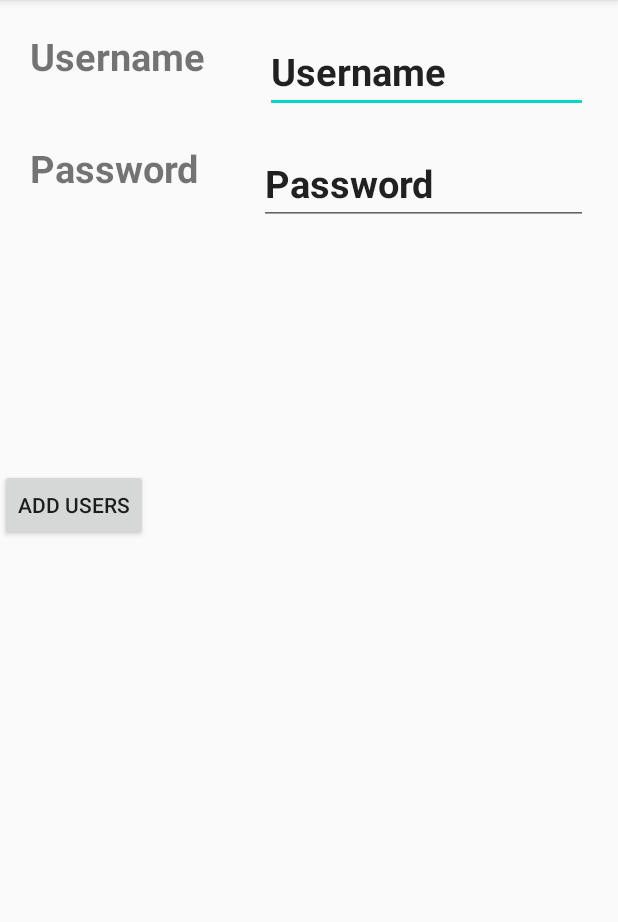
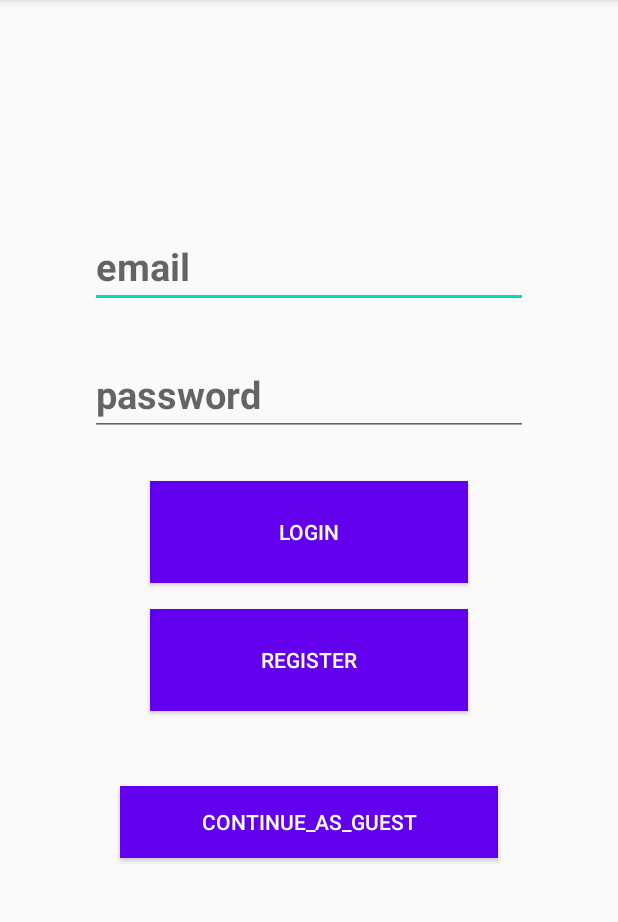
Before and after one commit to stevenJoyce/4thYearGroupProject, an Android app: the screen it shows after launch (LoginActivity), on a phone screen of 412 x 824 dp, the part 84-1006 px from its top. Run offline under Robolectric (Android 15) with nearby library versions, the phone set to English and light mode, and no system bars; libraries missing offline, so code that uses them is left out: io.realm, io.realm.mongodb; 2 statements that could not run were skipped.

Commit message:
login front end started

```diff
--- a/app/src/main/res/layout/login_main.xml
+++ b/app/src/main/res/layout/login_main.xml
@@ -5,57 +5,52 @@
                 android:layout_height = "match_parent"
                 tools:context = ".LoginActivity">
 
-    <TextView
-            android:id="@+id/tvUsername"
-            android:layout_width="wrap_content"
+    <EditText
+            android:id="@+id/etUsername"
+            android:layout_width="285dp"
             android:layout_height="wrap_content"
-            android:text="Username"
+            android:hint="@string/email"
             android:textSize="25sp"
             android:textStyle="bold"
-            android:layout_margin="20dp"
-    />
-
+            android:layout_marginTop="150dp"  android:layout_marginStart="60dp"
+            android:layout_marginEnd="60dp" android:layout_marginBottom="20dp" android:inputType="text"
+            android:layout_alignParentEnd="true" android:layout_alignParentStart="true"
+            android:layout_alignParentTop="true" android:autofillHints=""/>
     <EditText
-            android:id="@+id/etUsername"
-            android:layout_width="match_parent"
+            android:id="@+id/etPassword"
+            android:layout_width="353dp"
             android:layout_height="wrap_content"
-            android:text="Username"
+            android:hint="@string/password"
             android:textSize="25sp"
             android:textStyle="bold"
-            android:layout_margin="20dp"
-            android:layout_toRightOf="@+id/tvUsername"
-    />
-
-    <TextView
-            android:id="@+id/tvPassword"
+            android:layout_marginTop="10dp"  android:layout_marginStart="60dp"
+            android:layout_marginEnd="60dp" android:layout_marginBottom="20dp" android:inputType="textPassword"
+            android:layout_alignParentEnd="true" android:layout_alignParentStart="true"
+            android:layout_below="@+id/etUsername" android:autofillHints=""/>
+    <Button
+            android:text="@string/login"
             android:layout_width="wrap_content"
-            android:layout_height="wrap_content"
-            android:text="Password"
-            android:textSize="25sp"
-            android:textStyle="bold"
-            android:layout_below="@+id/tvUsername"
-            android:layout_margin="20dp"
-    />
-
-    <EditText
-            android:id="@+id/etPassword"
-            android:layout_width="match_parent"
-            android:layout_height="wrap_content"
-            android:text="Password"
-            android:textSize="25sp"
-            android:textStyle="bold"
-            android:layout_margin="20dp"
-            android:layout_below="@+id/tvUsername"
-            android:layout_toRightOf="@+id/tvPassword"
-    />
-
+            android:background="@color/colorPrimary"
+            android:textColor="#ffff"
+            android:layout_height="68dp" android:id="@+id/btnLogin" android:layout_marginTop="10dp"
+            android:layout_below="@+id/etPassword" android:layout_alignParentEnd="true"
+            android:layout_marginEnd="100dp" android:layout_alignParentStart="true" android:layout_marginStart="100dp"/>
     <Button
-            android:id="@+id/addUser"
+            android:text="@string/register"
+            android:background="@color/colorPrimary"
+            android:textColor="#ffff"
             android:layout_width="wrap_content"
-            android:layout_height="wrap_content"
-            android:text="Add Users"
-            android:onClick="addUser"
-            android:layout_below="@+id/tvPassword"
-            android:layout_marginTop="163dp" android:layout_marginBottom="20dp"/>
+            android:layout_height="68dp" android:id="@+id/btnRegister" android:layout_marginTop="17dp"
+            android:layout_below="@+id/btnLogin" android:layout_alignParentEnd="true"
+            android:layout_marginEnd="100dp" android:layout_alignParentStart="true" android:layout_marginStart="100dp"/>
+    <Button
+            android:text="@string/continue_as_guest"
+            android:background="@color/colorPrimary"
+            android:textColor="#ffff"
+            android:layout_width="249dp"
+            android:layout_height="wrap_content" android:id="@+id/btnGuest" android:layout_marginTop="50dp"
+            android:layout_alignParentEnd="true"
+            android:layout_marginEnd="80dp" android:layout_alignParentStart="true" android:layout_marginStart="80dp"
+            android:layout_below="@+id/btnRegister"/>
 
 </RelativeLayout>
--- a/app/src/main/res/values/strings.xml
+++ b/app/src/main/res/values/strings.xml
@@ -1,4 +1,9 @@
 <resources>
     <string name="app_name">SportsAdvisor</string>
     <string name="welcome_to_sports_advisor">Welcome to Sports Advisor!</string>
+    <string name="password">password</string>
+    <string name="email">email</string>
+    <string name="login">login</string>
+    <string name="register">register</string>
+    <string name="continue_as_guest">continue_as_guest</string>
 </resources>
```
